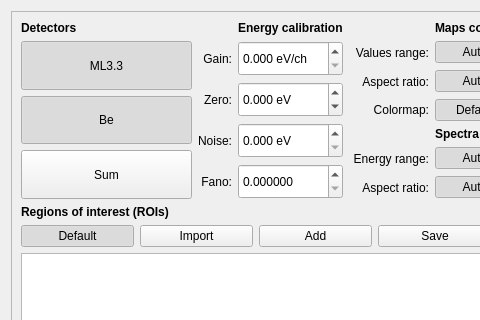
The window that batch.ui (pfilipl/PolyX-XRF-Data-Analyser) describes before a commit, drawn with Qt 5; both pictures show x 0 to 480 and y 0 to 320 of the 1104 by 720 pixel window.
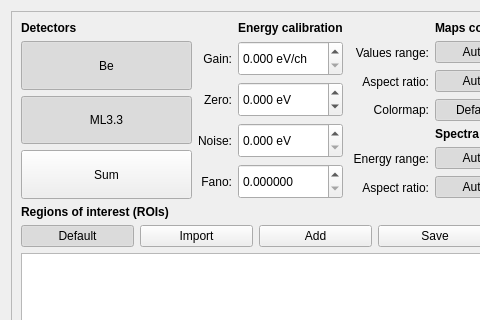
The same window after the commit.

Diff of the .ui file:
```diff
--- a/batch.ui
+++ b/batch.ui
@@ -66,28 +66,6 @@
             </property>
            </widget>
           </item>
-          <item>
-           <widget class="QPushButton" name="pushButton_DetectorsML">
-            <property name="sizePolicy">
-             <sizepolicy hsizetype="Expanding" vsizetype="Preferred">
-              <horstretch>0</horstretch>
-              <verstretch>0</verstretch>
-             </sizepolicy>
-            </property>
-            <property name="mouseTracking">
-             <bool>true</bool>
-            </property>
-            <property name="text">
-             <string>ML3.3</string>
-            </property>
-            <property name="checkable">
-             <bool>true</bool>
-            </property>
-            <property name="checked">
-             <bool>true</bool>
-            </property>
-           </widget>
-          </item>
           <item>
            <widget class="QPushButton" name="pushButton_DetectorsBe">
             <property name="sizePolicy">
@@ -110,6 +88,28 @@
             </property>
            </widget>
           </item>
+          <item>
+           <widget class="QPushButton" name="pushButton_DetectorsML">
+            <property name="sizePolicy">
+             <sizepolicy hsizetype="Expanding" vsizetype="Preferred">
+              <horstretch>0</horstretch>
+              <verstretch>0</verstretch>
+             </sizepolicy>
+            </property>
+            <property name="mouseTracking">
+             <bool>true</bool>
+            </property>
+            <property name="text">
+             <string>ML3.3</string>
+            </property>
+            <property name="checkable">
+             <bool>true</bool>
+            </property>
+            <property name="checked">
+             <bool>true</bool>
+            </property>
+           </widget>
+          </item>
           <item>
            <widget class="QPushButton" name="pushButton_DetectorsSum">
             <property name="sizePolicy">
```
Left out of the diff: 1 changed line with no effect on the pictures.
